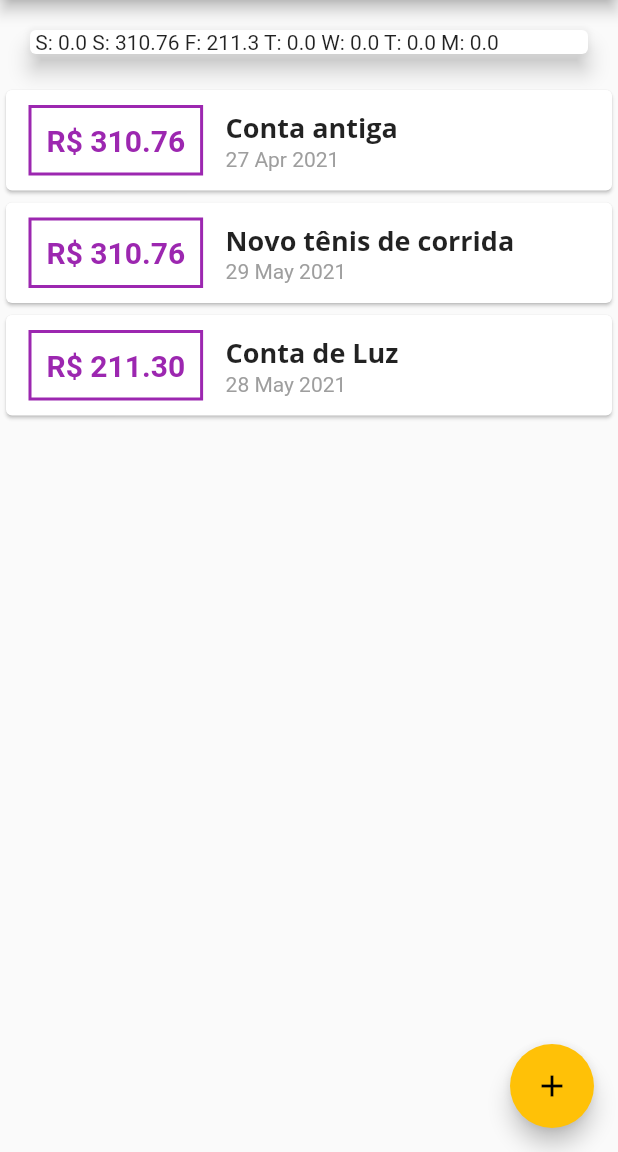
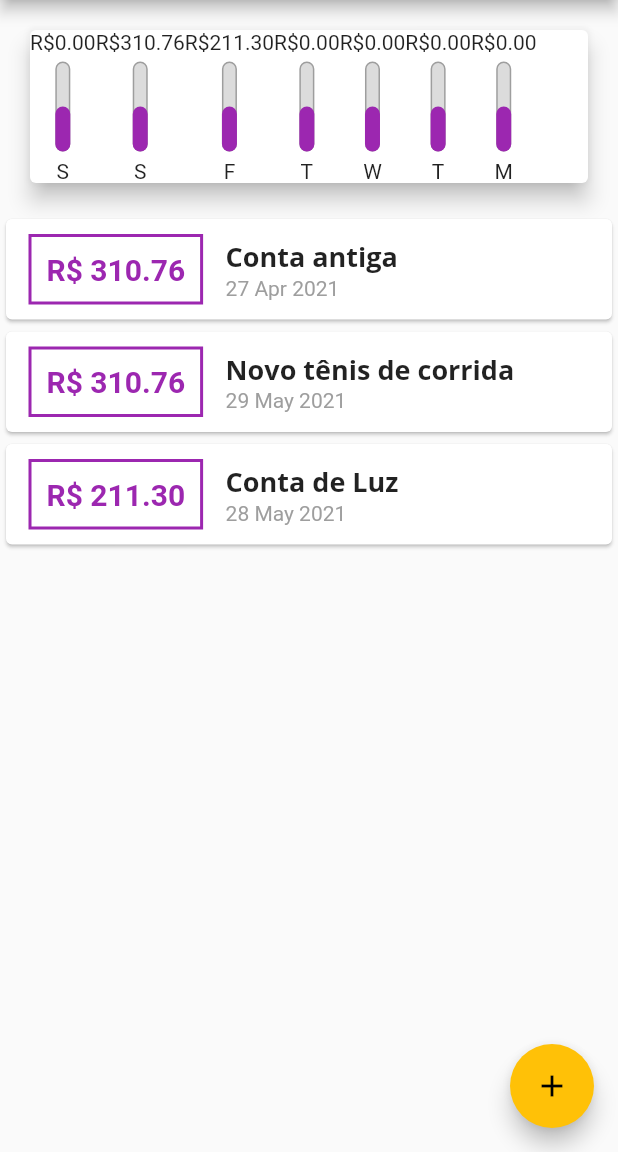
Before and after one commit to juareribeiro/Expenses, a Flutter app: the screen it shows after launch, on a phone screen of 412 x 824 dp, the part 84-1236 px from its top. Run offline on Flutter 3.47's test engine with Material 2 defaults, Android fonts, the phone set to English and light mode, and no system bars.

Commit message:
Ajuestes Gráfico

```diff
--- a/lib/components/chart.dart
+++ b/lib/components/chart.dart
@@ -1,3 +1,4 @@
+import 'package:expenses/components/chart_bar.dart';
 import 'package:expenses/models/transaction.dart';
 import 'package:flutter/material.dart';
 import 'package:intl/intl.dart';
@@ -38,7 +39,11 @@ class Chart extends StatelessWidget {
       margin: EdgeInsets.all(20),
       child: Row(
         children: groupedTransactions.map((transaction) {
-          return Text(' ${transaction['day']}: ${transaction['value']}');
+          return ChartBar(
+            label: transaction['day'],
+            value: transaction['value'],
+            percentage: 0.5,
+          );
         }).toList(),
       ),
     );
--- /dev/null
+++ b/lib/components/chart_bar.dart
@@ -0,0 +1,55 @@
+import 'package:flutter/material.dart';
+
+class ChartBar extends StatelessWidget {
+  final String label;
+  final double value;
+  final double percentage;
+
+  ChartBar({
+    this.label,
+    this.value,
+    this.percentage,
+  });
+
+  @override
+  Widget build(BuildContext context) {
+    return Column(
+      children: [
+        Text("R\$${value.toStringAsFixed(2)}"),
+        SizedBox(
+          height: 5,
+        ),
+        Container(
+          height: 60,
+          width: 10,
+          child: Stack(
+            alignment: Alignment.bottomCenter,
+            children: [
+              Container(
+                decoration: BoxDecoration(
+                    border: Border.all(
+                      color: Colors.grey,
+                      width: 1.0,
+                    ),
+                    color: Color.fromRGBO(220, 220, 220, 1),
+                    borderRadius: BorderRadius.circular(5)),
+              ),
+              FractionallySizedBox(
+                heightFactor: percentage,
+                child: Container(
+                  decoration: BoxDecoration(
+                      color: Theme.of(context).primaryColor,
+                      borderRadius: BorderRadius.circular(5)),
+                ),
+              ),
+            ],
+          ),
+        ),
+        SizedBox(
+          height: 5,
+        ),
+        Text(label)
+      ],
+    );
+  }
+}
```
